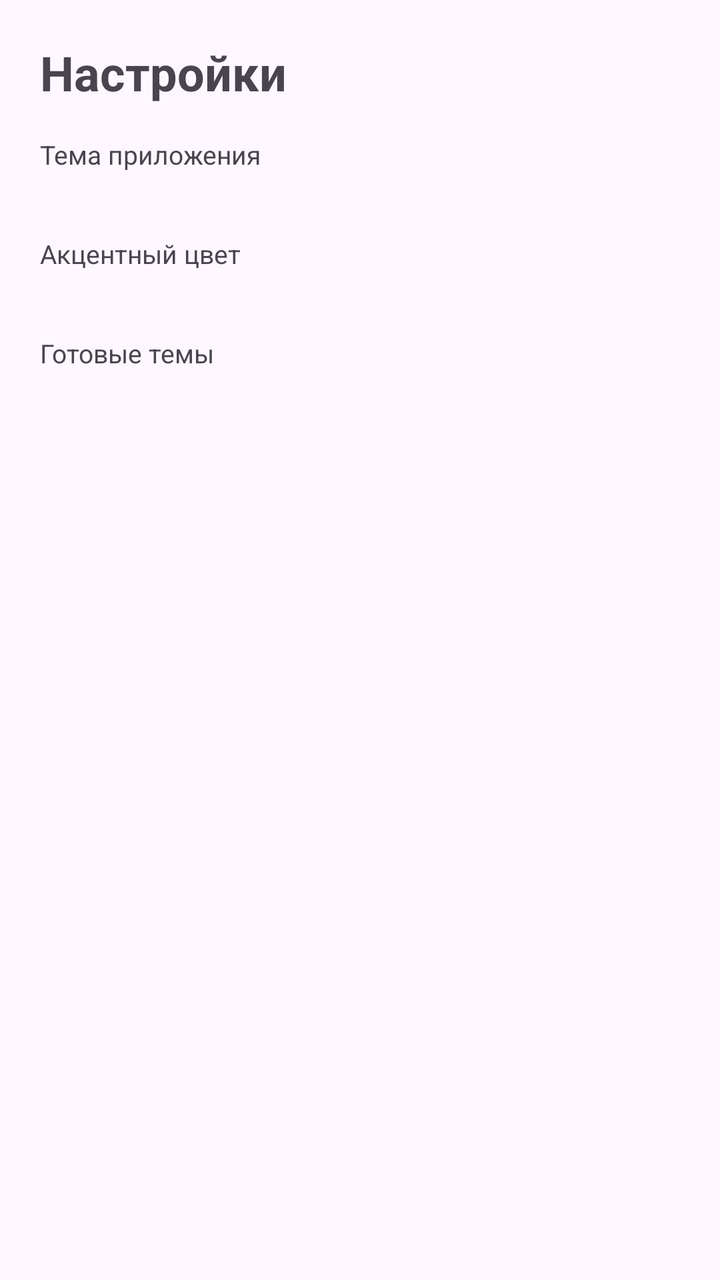
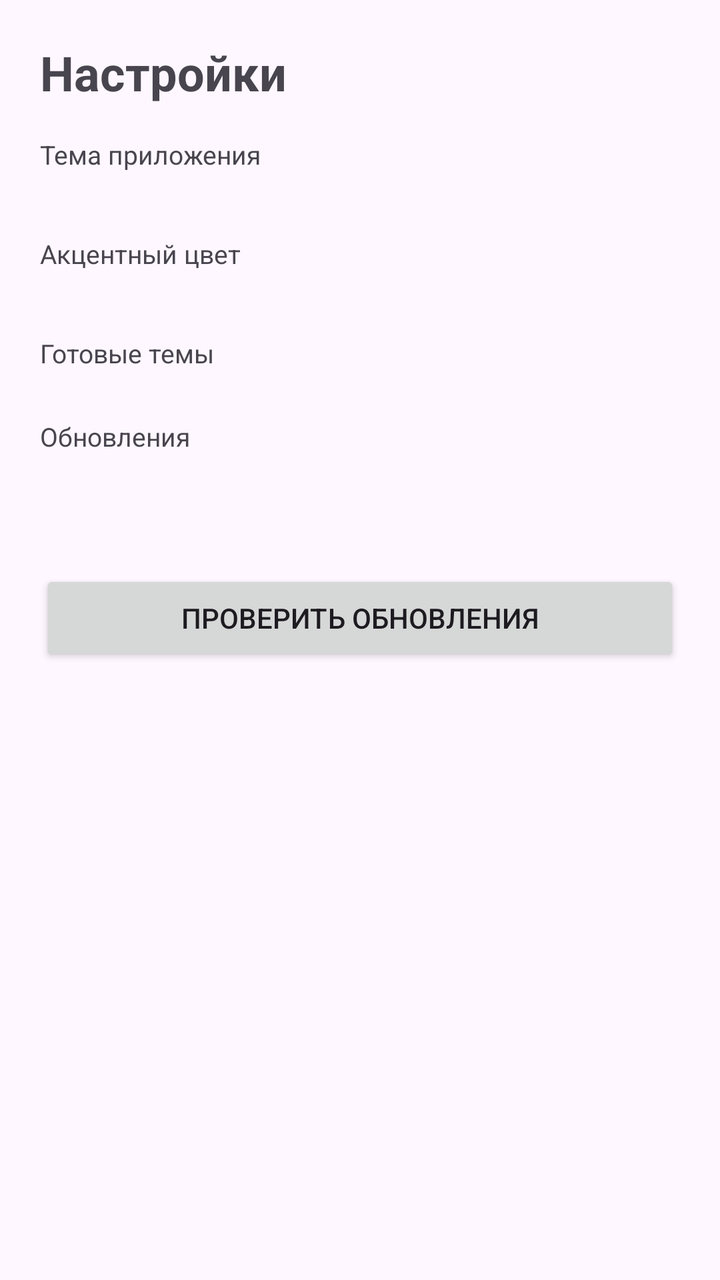

Compare the two renders of this Android layout. The source of the first and the diff that turns it into the second are given below.
<!-- AndroidManifest.xml: activity theme Theme.CountdownWidget -->
<!-- res/layout/activity_settings.xml -->
<ScrollView xmlns:android="http://schemas.android.com/apk/res/android"
    android:layout_width="match_parent"
    android:layout_height="match_parent"
    android:fillViewport="true">

    <LinearLayout
        android:layout_width="match_parent"
        android:layout_height="wrap_content"
        android:orientation="vertical"
        android:padding="20dp">

        <TextView
            android:layout_width="wrap_content"
            android:layout_height="wrap_content"
            android:text="@string/settings"
            android:textSize="24sp"
            android:textStyle="bold"
            android:paddingBottom="16dp" />

        <TextView
            android:layout_width="wrap_content"
            android:layout_height="wrap_content"
            android:tag="secondary"
            android:text="@string/settings_theme_mode"
            android:textSize="13sp"
            android:paddingBottom="8dp" />

        <LinearLayout
            android:id="@+id/container_mode"
            android:layout_width="match_parent"
            android:layout_height="wrap_content"
            android:orientation="horizontal" />

        <TextView
            android:layout_width="wrap_content"
            android:layout_height="wrap_content"
            android:tag="secondary"
            android:text="@string/settings_accent"
            android:textSize="13sp"
            android:paddingTop="24dp"
            android:paddingBottom="8dp" />

        <LinearLayout
            android:id="@+id/container_accent"
            android:layout_width="match_parent"
            android:layout_height="wrap_content"
            android:orientation="vertical" />

        <TextView
            android:layout_width="wrap_content"
            android:layout_height="wrap_content"
            android:tag="secondary"
            android:text="@string/settings_presets"
            android:textSize="13sp"
            android:paddingTop="24dp"
            android:paddingBottom="8dp" />

        <LinearLayout
            android:id="@+id/container_presets"
            android:layout_width="match_parent"
            android:layout_height="wrap_content"
            android:orientation="vertical" />
    </LinearLayout>
</ScrollView>
<!-- resources referenced by this layout -->
<resources>
  <string name="settings">Настройки</string>
  <string name="settings_accent">Акцентный цвет</string>
  <string name="settings_presets">Готовые темы</string>
  <string name="settings_theme_mode">Тема приложения</string>
  <style name="Theme.CountdownWidget" parent="Theme.Material3.DayNight.NoActionBar">
          <item name="colorPrimary">@color/accent</item>
      </style>
  <color name="accent">#2962FF</color>
</resources>

<!-- the commit's change to res/layout/activity_settings.xml (unified diff, before → after) -->
@@ -60,5 +60,35 @@
             android:layout_width="match_parent"
             android:layout_height="wrap_content"
             android:orientation="vertical" />
+
+        <TextView
+            android:layout_width="wrap_content"
+            android:layout_height="wrap_content"
+            android:tag="secondary"
+            android:text="@string/settings_updates"
+            android:textSize="13sp"
+            android:paddingTop="16dp"
+            android:paddingBottom="8dp" />
+
+        <TextView
+            android:id="@+id/text_version"
+            android:layout_width="match_parent"
+            android:layout_height="wrap_content"
+            android:textSize="15sp" />
+
+        <TextView
+            android:id="@+id/text_update_status"
+            android:layout_width="match_parent"
+            android:layout_height="wrap_content"
+            android:tag="secondary"
+            android:textSize="13sp"
+            android:paddingTop="4dp" />
+
+        <Button
+            android:id="@+id/btn_check_update"
+            android:layout_width="match_parent"
+            android:layout_height="wrap_content"
+            android:layout_marginTop="8dp"
+            android:text="@string/update_check" />
     </LinearLayout>
 </ScrollView>
<!-- resource entries referenced after the edit -->
@@ -4,6 +4,8 @@
   <string name="settings_accent">Акцентный цвет</string>
   <string name="settings_presets">Готовые темы</string>
   <string name="settings_theme_mode">Тема приложения</string>
+  <string name="settings_updates">Обновления</string>
+  <string name="update_check">Проверить обновления</string>
   <style name="Theme.CountdownWidget" parent="Theme.Material3.DayNight.NoActionBar">
           <item name="colorPrimary">@color/accent</item>
       </style>
